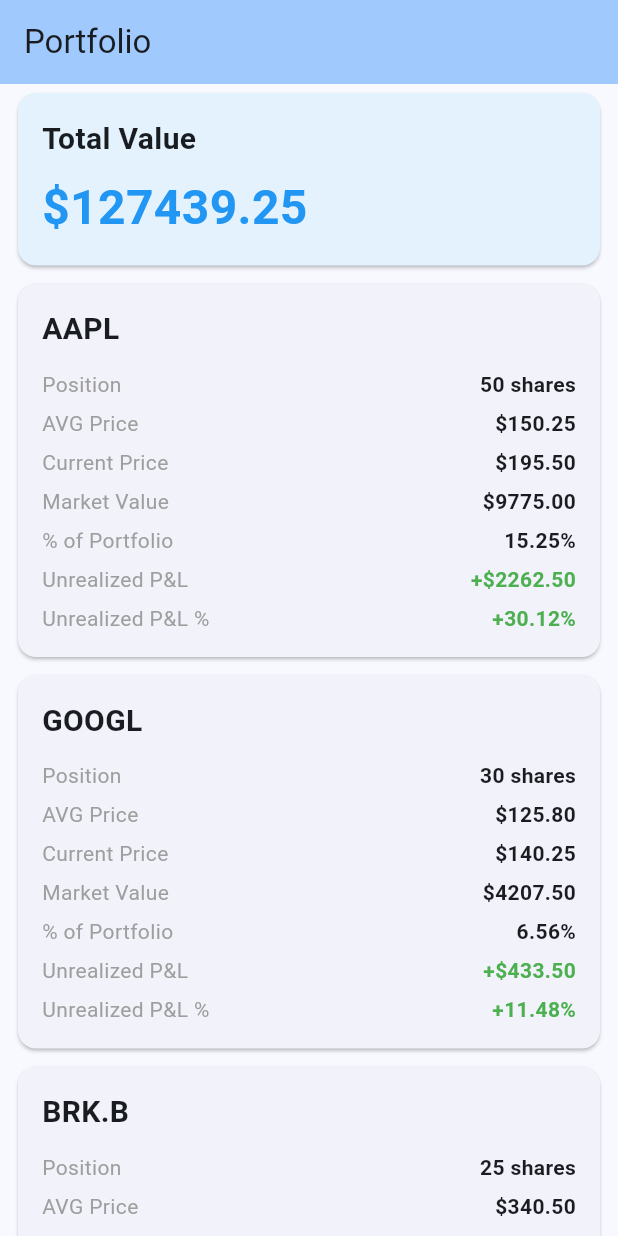
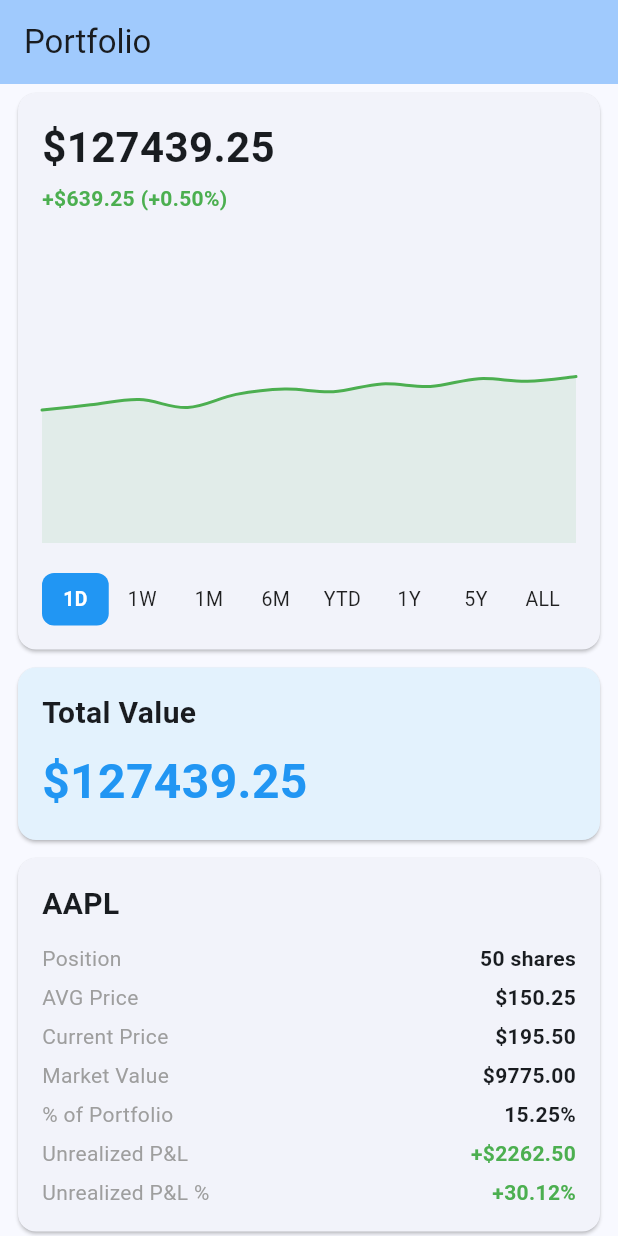
Before and after one commit to arlindiDev/stonks, a Flutter app: the screen it shows after launch, on a phone screen of 412 x 824 dp. Run offline on Flutter 3.47's test engine with Material 3 defaults, Android fonts, the phone set to English and light mode, and no system bars; drawn by our look-alikes of fl_chart.

Commit message:
feat: portfolio chart

```diff
--- a/lib/features/mock_data.dart
+++ b/lib/features/mock_data.dart
@@ -1,4 +1,26 @@
 class PortfolioUIItem { }
+
+class ChartPeriodData {
+  final List<double> values;
+  final double latestPrice;
+  final double unrealizedPL;
+  final double unrealizedPLPercent;
+
+  ChartPeriodData({
+    required this.values,
+    required this.latestPrice,
+    required this.unrealizedPL,
+    required this.unrealizedPLPercent,
+  });
+}
+
+class PortfolioChart extends PortfolioUIItem {
+  final Map<String, ChartPeriodData> periods;
+
+  PortfolioChart({
+    required this.periods,
+  });
+}
 
 class PortfolioTotal extends PortfolioUIItem {
   final double totalValue;
@@ -32,6 +54,58 @@ class PortfolioItem extends PortfolioUIItem {
 
 List<PortfolioUIItem> getMockPortfolioData() {
   return [
+    PortfolioChart(
+      periods: {
+        '1D': ChartPeriodData(
+          values: [126800, 126900, 127000, 126850, 127100, 127200, 127150, 127300, 127250, 127400, 127350, 127439.25],
+          latestPrice: 127439.25,
+          unrealizedPL: 639.25,
+          unrealizedPLPercent: 0.50,
+        ),
+        '1W': ChartPeriodData(
+          values: [125000, 125500, 126000, 126200, 126800, 127100, 127439.25],
+          latestPrice: 127439.25,
+          unrealizedPL: 2439.25,
+          unrealizedPLPercent: 1.95,
+        ),
+        '1M': ChartPeriodData(
+          values: [120000, 121000, 122500, 123000, 124500, 125000, 126000, 127000, 127439.25],
+          latestPrice: 127439.25,
+          unrealizedPL: 7439.25,
+          unrealizedPLPercent: 6.20,
+        ),
+        '6M': ChartPeriodData(
+          values: [110000, 112000, 115000, 117000, 119000, 121000, 123000, 125000, 127439.25],
+          latestPrice: 127439.25,
+          unrealizedPL: 17439.25,
+          unrealizedPLPercent: 15.85,
+        ),
+        'YTD': ChartPeriodData(
+          values: [105000, 108000, 111000, 114000, 117000, 120000, 123000, 125000, 127439.25],
+          latestPrice: 127439.25,
+          unrealizedPL: 22439.25,
+          unrealizedPLPercent: 21.37,
+        ),
+        '1Y': ChartPeriodData(
+          values: [100000, 103000, 106000, 109000, 112000, 115000, 118000, 121000, 124000, 127439.25],
+          latestPrice: 127439.25,
+          unrealizedPL: 27439.25,
+          unrealizedPLPercent: 27.44,
+        ),
+        '5Y': ChartPeriodData(
+          values: [50000, 60000, 70000, 80000, 90000, 100000, 110000, 120000, 127439.25],
+          latestPrice: 127439.25,
+          unrealizedPL: 77439.25,
+          unrealizedPLPercent: 154.88,
+        ),
+        'ALL': ChartPeriodData(
+          values: [25000, 35000, 45000, 55000, 70000, 85000, 100000, 115000, 127439.25],
+          latestPrice: 127439.25,
+          unrealizedPL: 102439.25,
+          unrealizedPLPercent: 409.76,
+        ),
+      },
+    ),
     PortfolioTotal(
       totalValue: 127439.25,
     ),
--- /dev/null
+++ b/lib/features/presentation/portfolio_chart_card.dart
@@ -0,0 +1,133 @@
+import 'package:flutter/material.dart';
+import 'package:fl_chart/fl_chart.dart';
+import '../mock_data.dart';
+
+class PortfolioChartCard extends StatefulWidget {
+  final PortfolioChart chart;
+
+  const PortfolioChartCard({
+    super.key,
+    required this.chart,
+  });
+
+  @override
+  State<PortfolioChartCard> createState() => _PortfolioChartCardState();
+}
+
+class _PortfolioChartCardState extends State<PortfolioChartCard> {
+  String selectedPeriod = '1D';
+
+  @override
+  Widget build(BuildContext context) {
+    final periodData = widget.chart.periods[selectedPeriod]!;
+    final isPositive = periodData.unrealizedPL >= 0;
+
+    return Card(
+      margin: const EdgeInsets.symmetric(horizontal: 12, vertical: 6),
+      child: Padding(
+        padding: const EdgeInsets.all(16),
+        child: Column(
+          crossAxisAlignment: CrossAxisAlignment.start,
+          children: [
+            // Price and P&L info
+            Row(
+              mainAxisAlignment: MainAxisAlignment.spaceBetween,
+              children: [
+                Column(
+                  crossAxisAlignment: CrossAxisAlignment.start,
+                  children: [
+                    Text(
+                      '\$${periodData.latestPrice.toStringAsFixed(2)}',
+                      style: const TextStyle(
+                        fontSize: 28,
+                        fontWeight: FontWeight.bold,
+                      ),
+                    ),
+                    const SizedBox(height: 4),
+                    Text(
+                      '${isPositive ? '+' : '-'}\$${periodData.unrealizedPL.abs().toStringAsFixed(2)} (${isPositive ? '+' : ''}${periodData.unrealizedPLPercent.toStringAsFixed(2)}%)',
+                      style: TextStyle(
+                        fontSize: 14,
+                        fontWeight: FontWeight.w600,
+                        color: isPositive ? Colors.green : Colors.red,
+                      ),
+                    ),
+                  ],
+                ),
+              ],
+            ),
+            const SizedBox(height: 20),
+
+            // Line Chart
+            SizedBox(
+              height: 200,
+              child: LineChart(
+                LineChartData(
+                  gridData: FlGridData(show: false),
+                  titlesData: FlTitlesData(show: false),
+                  borderData: FlBorderData(show: false),
+                  minX: 0,
+                  maxX: (periodData.values.length - 1).toDouble(),
+                  minY: periodData.values.reduce((a, b) => a < b ? a : b) * 0.98,
+                  maxY: periodData.values.reduce((a, b) => a > b ? a : b) * 1.02,
+                  lineBarsData: [
+                    LineChartBarData(
+                      spots: periodData.values.asMap().entries.map((entry) {
+                        return FlSpot(entry.key.toDouble(), entry.value);
+                      }).toList(),
+                      isCurved: true,
+                      color: isPositive ? Colors.green : Colors.red,
+                      barWidth: 2,
+                      isStrokeCapRound: true,
+                      dotData: FlDotData(show: false),
+                      belowBarData: BarAreaData(
+                        show: true,
+                        color: (isPositive ? Colors.green : Colors.red).withOpacity(0.1),
+                      ),
+                    ),
+                  ],
+                  lineTouchData: LineTouchData(enabled: false),
+                ),
+              ),
+            ),
+            const SizedBox(height: 20),
+
+            // Period tabs
+            Row(
+              mainAxisAlignment: MainAxisAlignment.spaceBetween,
+              children: ['1D', '1W', '1M', '6M', 'YTD', '1Y', '5Y', 'ALL'].map((period) {
+                final isSelected = period == selectedPeriod;
+                return Expanded(
+                  child: GestureDetector(
+                    onTap: () {
+                      setState(() {
+                        selectedPeriod = period;
+                      });
+                    },
+                    child: Container(
+                      padding: const EdgeInsets.symmetric(vertical: 8),
+                      decoration: BoxDecoration(
+                        color: isSelected ? Colors.blue : Colors.transparent,
+                        borderRadius: BorderRadius.circular(8),
+                      ),
+                      child: Center(
+                        child: Text(
+                          period,
+                          style: TextStyle(
+                            color: isSelected ? Colors.white : Colors.black87,
+                            fontWeight: isSelected ? FontWeight.bold : FontWeight.normal,
+                            fontSize: 13,
+                          ),
+                        ),
+                      ),
+                    ),
+                  ),
+                );
+              }).toList(),
+            ),
+          ],
+        ),
+      ),
+    );
+  }
+}
--- a/lib/features/presentation/portfolio_screen.dart
+++ b/lib/features/presentation/portfolio_screen.dart
@@ -1,5 +1,6 @@
 import 'package:flutter/material.dart';
 import '../mock_data.dart';
+import 'portfolio_chart_card.dart';
 import 'portfolio_total_card.dart';
 import 'portfolio_item_card.dart';
 
@@ -20,7 +21,9 @@ class PortfolioScreen extends StatelessWidget {
         itemBuilder: (context, index) {
           final item = portfolioData[index];
 
-          if (item is PortfolioTotal) {
+          if (item is PortfolioChart) {
+            return PortfolioChartCard(chart: item);
+          } else if (item is PortfolioTotal) {
             return PortfolioTotalCard(total: item);
           } else if (item is PortfolioItem) {
             return PortfolioItemCard(item: item);
--- a/pubspec.yaml
+++ b/pubspec.yaml
@@ -34,6 +34,7 @@ dependencies:
   # The following adds the Cupertino Icons font to your application.
   # Use with the CupertinoIcons class for iOS style icons.
   cupertino_icons: ^1.0.8
+  fl_chart: ^1.1.1
 
 dev_dependencies:
   flutter_test:
```
Also changed, not shown: pubspec.lock.
